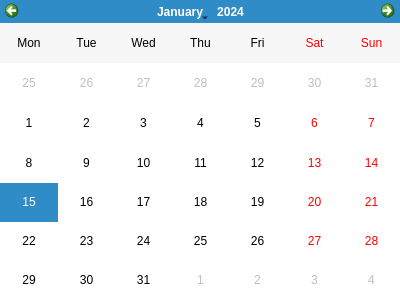
This is templates/dlgCalendar.ui in MiguelRQ24/espresa_teis as Qt 5 draws it before an edit. The edited form follows.
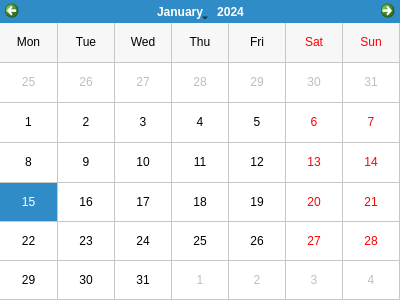
This is the edited form. Icons and pictures are not drawn.

Commit message: feat(dlgCalendar.ui): Añadir el logo del calendar

```diff
--- a/templates/dlgCalendar.ui
+++ b/templates/dlgCalendar.ui
@@ -46,6 +46,9 @@
      <height>300</height>
     </size>
    </property>
+   <property name="gridVisible">
+    <bool>true</bool>
+   </property>
    <property name="verticalHeaderFormat">
     <enum>QCalendarWidget::NoVerticalHeader</enum>
    </property>
```
Left out of the diff: 6 changed lines with no effect on the pictures. The commit also changes 1 other file.
